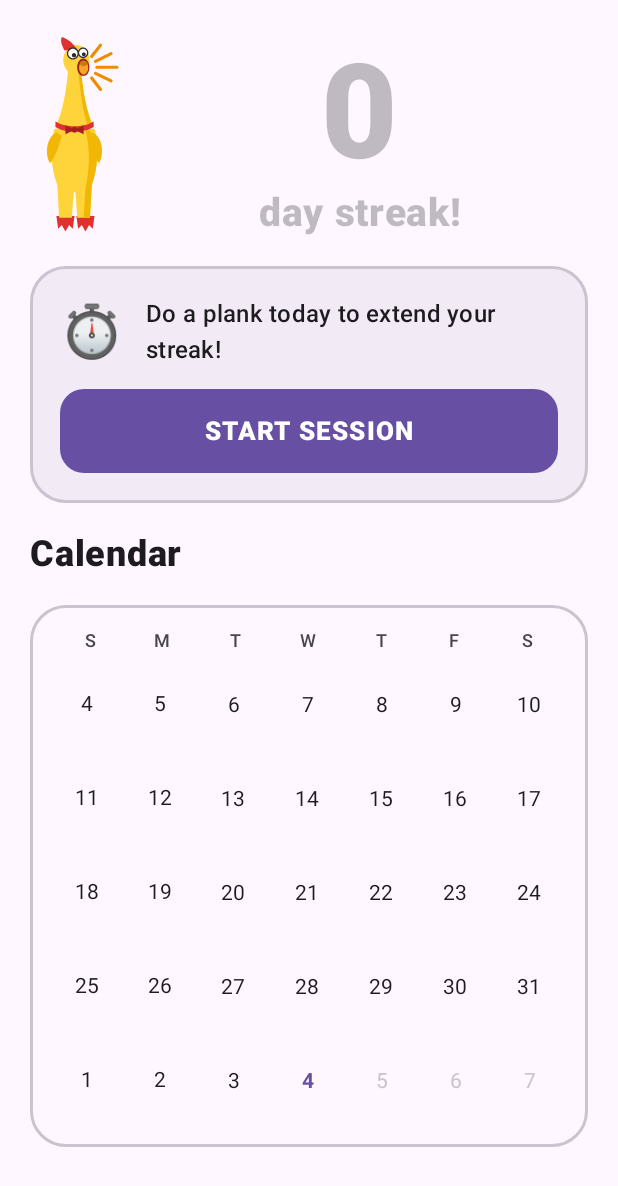
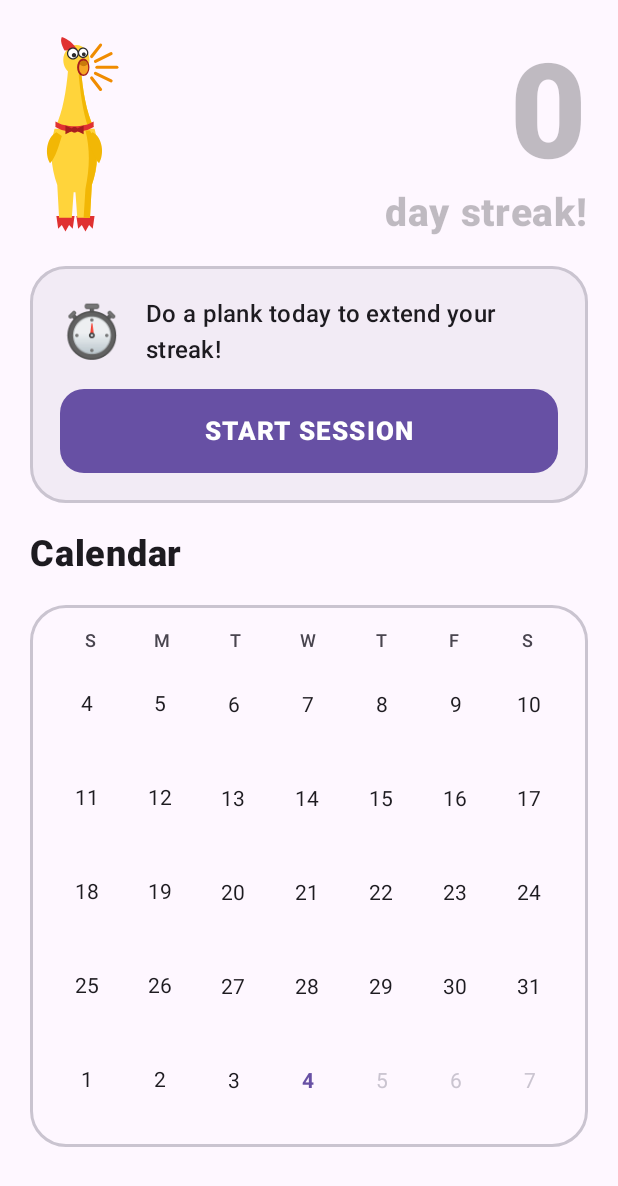
Before and after one commit to campey/coach-chicken, an Android app built with Jetpack Compose: the screen it shows after launch (MainActivity), on a phone screen of 412 x 824 dp. Shown: the top 1186 px of the screen. Run offline under Robolectric (Android 15) with nearby library versions, the phone set to English and light mode, and no system bars.

Commit message:
Home: right-align the streak count
Co-Authored-By: Claude Sonnet 5.5 <noreply@anthropic.com>
Claude-Session: https://claude.ai/code/session_019w41jbS8UuyLiuoAhxfmR1

```diff
--- a/android/app/src/main/kotlin/com/coachchicken/MainActivity.kt
+++ b/android/app/src/main/kotlin/com/coachchicken/MainActivity.kt
@@ -140,7 +140,7 @@ private fun HomeScreen(state: UiState, onStartSession: () -> Unit, onCopyLog: ((
                     painterResource(R.drawable.ic_chicken), contentDescription = null,
                     modifier = Modifier.fillMaxHeight().aspectRatio(56f / 110f), contentScale = ContentScale.Fit,
                 )
-                Column(Modifier.weight(1f), horizontalAlignment = Alignment.CenterHorizontally) {
+                Column(Modifier.weight(1f), horizontalAlignment = Alignment.End) {
                     Text(state.streak.days.toString(), fontSize = 88.sp, lineHeight = 92.sp, fontWeight = FontWeight.ExtraBold, color = accent)
                     Text("day streak!", fontSize = 26.sp, fontWeight = FontWeight.ExtraBold, color = accent)
                 }
```
